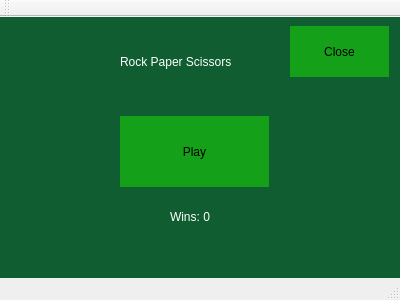
Above: mainwindow.ui from EdisonCheah/RockPaperScissors before the change. Below: the same form after it.
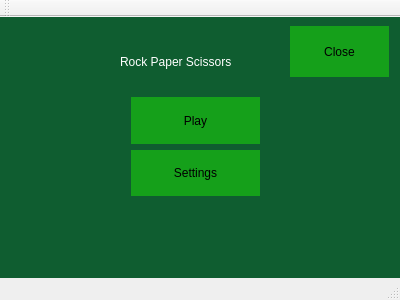
That is the form after the change.

What changed in the file:
```diff
--- a/mainwindow.ui
+++ b/mainwindow.ui
@@ -48,23 +48,6 @@
        <string>Rock Paper Scissors</string>
       </property>
      </widget>
-     <widget class="QPushButton" name="PlayButton">
-      <property name="geometry">
-       <rect>
-        <x>120</x>
-        <y>110</y>
-        <width>149</width>
-        <height>71</height>
-       </rect>
-      </property>
-      <property name="styleSheet">
-       <string notr="true">background-color: rgb(21, 160, 26);
-border: none</string>
-      </property>
-      <property name="text">
-       <string>Play</string>
-      </property>
-     </widget>
      <widget class="QPushButton" name="CloseButton">
       <property name="geometry">
        <rect>
@@ -82,23 +65,51 @@
        <string>Close</string>
       </property>
      </widget>
-     <widget class="QLabel" name="winsLabel">
+     <widget class="QWidget" name="layoutWidget">
       <property name="geometry">
        <rect>
-        <x>170</x>
-        <y>200</y>
-        <width>61</width>
-        <height>22</height>
+        <x>120</x>
+        <y>80</y>
+        <width>151</width>
+        <height>121</height>
        </rect>
       </property>
-      <property name="styleSheet">
-       <string notr="true">background-color: rgba(255, 255, 255, 0);
-color: rgb(255, 255, 255);
-border: none;</string>
-      </property>
-      <property name="text">
-       <string>Wins: 0</string>
-      </property>
+      <layout class="QVBoxLayout" name="verticalLayout">
+       <item>
+        <widget class="QPushButton" name="PlayButton">
+         <property name="sizePolicy">
+          <sizepolicy hsizetype="Minimum" vsizetype="Preferred">
+           <horstretch>0</horstretch>
+           <verstretch>0</verstretch>
+          </sizepolicy>
+         </property>
+         <property name="styleSheet">
+          <string notr="true">background-color: rgb(21, 160, 26);
+border: none</string>
+         </property>
+         <property name="text">
+          <string>Play</string>
+         </property>
+        </widget>
+       </item>
+       <item>
+        <widget class="QPushButton" name="SettingsButton">
+         <property name="sizePolicy">
+          <sizepolicy hsizetype="Minimum" vsizetype="Preferred">
+           <horstretch>0</horstretch>
+           <verstretch>0</verstretch>
+          </sizepolicy>
+         </property>
+         <property name="styleSheet">
+          <string notr="true">background-color: rgb(21, 160, 26);
+border: none</string>
+         </property>
+         <property name="text">
+          <string>Settings</string>
+         </property>
+        </widget>
+       </item>
+      </layout>
      </widget>
     </widget>
     <widget class="QWidget" name="page_2">
```
